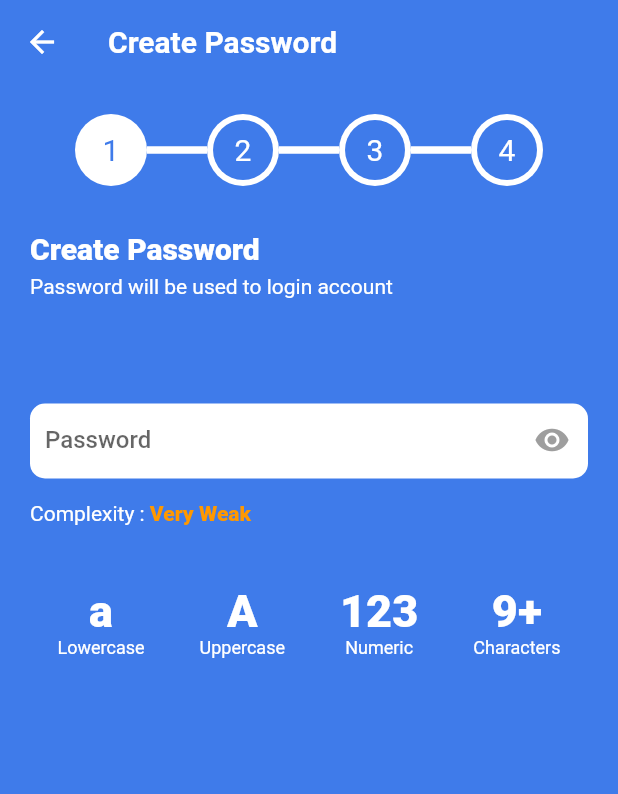
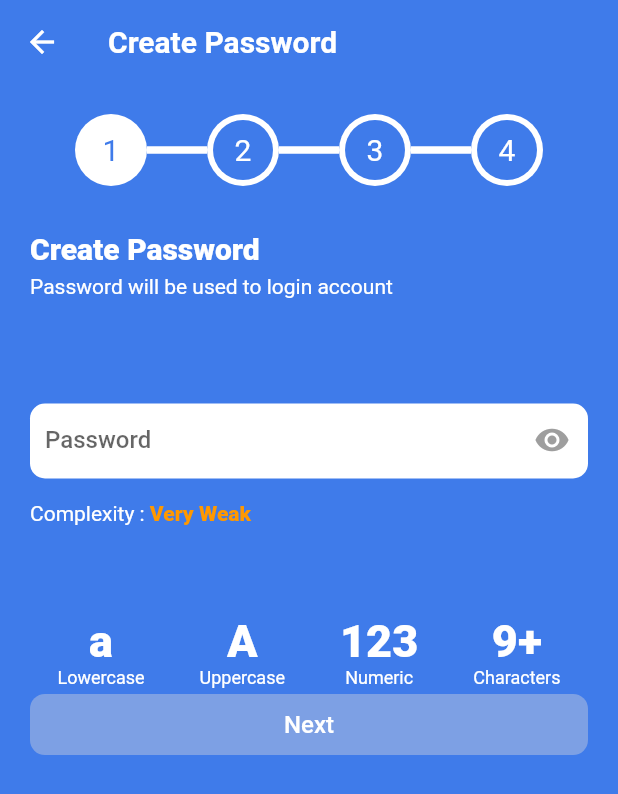
Before and after one commit to evanezent/Exploring-The-Forest, a Flutter app: the CreatePaswordScreen screen opened directly, on a phone screen of 412 x 824 dp. Shown: the top 794 px of the screen. Run offline on Flutter 3.47's test engine with Material 2 defaults, Android fonts, the phone set to English and light mode, and no system bars.

Commit message:
refactor password requirements

```diff
--- a/lib/ui/components/long_button.dart
+++ b/lib/ui/components/long_button.dart
@@ -26,6 +26,7 @@ class LongButton extends StatelessWidget {
       style: ElevatedButton.styleFrom(
         padding: EdgeInsets.all(8.0),
         primary: bgColor,
+        elevation: 0,
         shape: RoundedRectangleBorder(
           borderRadius: BorderRadius.circular(10.0),
         ),
--- /dev/null
+++ b/lib/ui/components/password-requirement.dart
@@ -0,0 +1,30 @@
+import 'package:flutter/material.dart';
+import 'package:register/utils/constants.dart';
+
+class PasswordRequirement extends StatelessWidget {
+  const PasswordRequirement(
+      {Key? key,
+      required this.complete,
+      required this.text,
+      required this.name})
+      : super(key: key);
+
+  final bool complete;
+  final String text, name;
+
+  @override
+  Widget build(BuildContext context) {
+    return Column(
+      children: [
+        !complete
+            ? Text("$text", style: white_800_30)
+            : Icon(
+                Icons.check_circle_rounded,
+                color: custom_green,
+                size: 36,
+              ),
+        Text("$name", style: white_normal_12),
+      ],
+    );
+  }
+}
--- a/lib/ui/screens/create_password_screen.dart
+++ b/lib/ui/screens/create_password_screen.dart
@@ -1,5 +1,7 @@
 import 'package:flutter/material.dart';
 import 'package:register/ui/components/circle-timeline.dart';
+import 'package:register/ui/components/long_button.dart';
+import 'package:register/ui/components/password-requirement.dart';
 import 'package:register/ui/components/timeline.dart';
 import 'package:register/utils/constants.dart';
 
@@ -16,6 +18,7 @@ class _CreatePaswordScreenState extends State<CreatePaswordScreen> {
 
   @override
   Widget build(BuildContext context) {
+    Size size = MediaQuery.of(context).size;
     return Scaffold(
       appBar: AppBar(
         elevation: 0,
@@ -83,9 +86,9 @@ class _CreatePaswordScreenState extends State<CreatePaswordScreen> {
                     children: [
                   TextSpan(text: "Very Weak", style: orange_600_14)
                 ])),
-                SizedBox(height: 40),
+            SizedBox(height: 60),
             Row(
-              mainAxisAlignment:MainAxisAlignment.spaceAround,
+              mainAxisAlignment: MainAxisAlignment.spaceAround,
               children: [
                 PasswordRequirement(
                   complete: false,
@@ -108,38 +111,22 @@ class _CreatePaswordScreenState extends State<CreatePaswordScreen> {
                   name: "Characters",
                 ),
               ],
-            )
+            ),
+            Padding(
+                padding: const EdgeInsets.only(bottom: 30),
+                child: LongButton(
+                    bgColor: custom_blue_disable,
+                    textColor: Colors.white,
+                    loading: false,
+                    width: size.width,
+                    title: "Next",
+                    onClick: () {
+                      Navigator.of(context).push(MaterialPageRoute(
+                          builder: (context) => CreatePaswordScreen()));
+                    })),
           ],
         ),
       ),
     );
   }
 }
-
-class PasswordRequirement extends StatelessWidget {
-  const PasswordRequirement(
-      {Key? key,
-      required this.complete,
-      required this.text,
-      required this.name})
-      : super(key: key);
-
-  final bool complete;
-  final String text, name;
-
-  @override
-  Widget build(BuildContext context) {
-    return Column(
-      children: [
-        !complete
-            ? Text("$text", style: white_800_30)
-            : Icon(
-                Icons.check_circle_rounded,
-                color: custom_green,
-                size: 36,
-              ),
-        Text("$name", style: white_normal_12),
-      ],
-    );
-  }
-}
```
